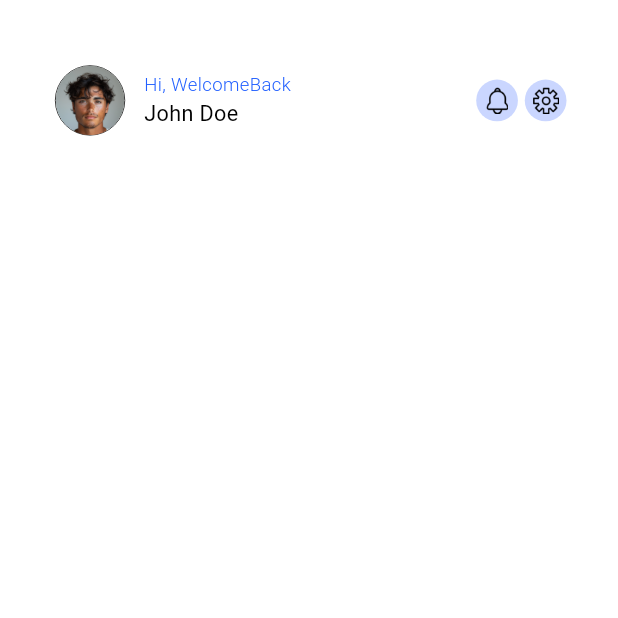
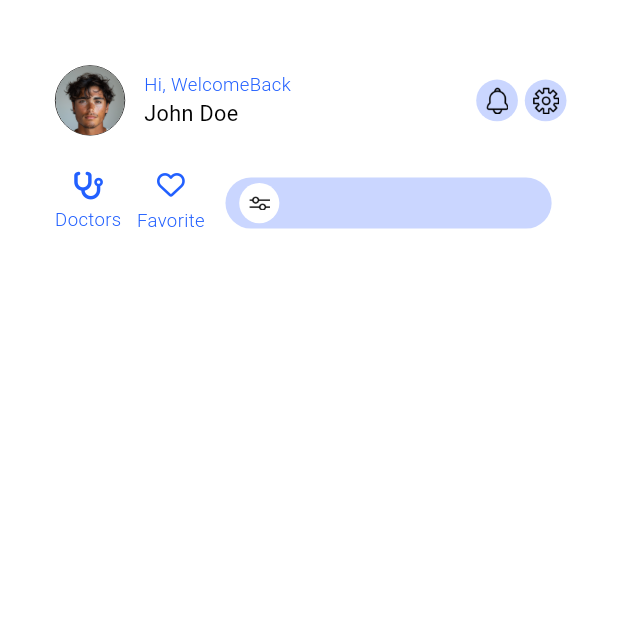
Before and after one commit to oBR1o/practice_skinfirst_ui, a Flutter app: the HomePage screen opened by its route, on a phone screen of 412 x 824 dp, the top half of it. Run offline on Flutter 3.47's test engine with Material 3 defaults, Android fonts, the light colour scheme and no system bars; our stand-ins replace flutter_screenutil, font_awesome_flutter, google_fonts.

Commit message:
feat: search bar for home page

```diff
--- a/skinfic_app/lib/screen/home_page.dart
+++ b/skinfic_app/lib/screen/home_page.dart
@@ -1,5 +1,6 @@
 import 'package:flutter/material.dart';
 import 'package:flutter_screenutil/flutter_screenutil.dart';
+import 'package:font_awesome_flutter/font_awesome_flutter.dart';
 import 'package:google_fonts/google_fonts.dart';
 // import 'package:skinfic_app/route/page_router.dart';
 
@@ -15,7 +16,9 @@ class HomePage extends StatelessWidget {
           children: [
             Padding(
               padding: EdgeInsets.only(top: 42.h, right: 30.w, left: 32.w),
-              child: Row(
+              child: Column(
+                children: [
+                  Row(
                     children: [
                       Container(
                         decoration: BoxDecoration(
@@ -89,6 +92,123 @@ class HomePage extends StatelessWidget {
                       ),
                     ],
                   ),
+                  SizedBox(height: 23.h),
+                  Row(
+                    children: [
+                      Center(
+                        child: Column(
+                          children: [
+                            FaIcon(
+                              FontAwesomeIcons.stethoscope,
+                              size: 18.r,
+                              color: const Color.fromARGB(255, 34, 96, 255),
+                            ),
+                            SizedBox(height: 4.h),
+                            Text(
+                              'Doctors',
+                              style: GoogleFonts.leagueSpartan(
+                                fontSize: 12.r,
+                                fontWeight: FontWeight.w300,
+                                color: const Color.fromARGB(255, 34, 96, 255),
+                              ),
+                            )
+                          ],
+                        ),
+                      ),
+                      SizedBox(width: 9.w),
+                      Center(
+                        child: Column(
+                          children: [
+                            FaIcon(
+                              FontAwesomeIcons.heart,
+                              size: 18.r,
+                              color: const Color.fromARGB(255, 34, 96, 255),
+                            ),
+                            SizedBox(height: 5.h),
+                            Text(
+                              'Favorite',
+                              style: GoogleFonts.leagueSpartan(
+                                fontSize: 12.r,
+                                fontWeight: FontWeight.w300,
+                                color: const Color.fromARGB(255, 34, 96, 255),
+                              ),
+                            ),
+                          ],
+                        ),
+                      ),
+                      SizedBox(width: 12.w),
+                      Container(
+                        width: 190.w,
+                        height: 33.h,
+                        decoration: BoxDecoration(
+                          borderRadius: BorderRadius.circular(23.r),
+                          color: const Color.fromARGB(255, 202, 214, 255),
+                        ),
+                        child: Row(
+                          children: [
+                            Padding(
+                              padding: EdgeInsets.only(
+                                  left: 8.w), // ระยะห่างซ้ายของ prefixIcon
+                              child: Container(
+                                width: 26.r,
+                                height: 26.r,
+                                decoration: const BoxDecoration(
+                                  color: Colors.white,
+                                  shape: BoxShape.circle,
+                                ),
+                                child: Center(
+                                  child: Image.asset(
+                                    'assets/icons/filter_icon.png',
+                                    width: 14.r,
+                                    height: 9.r,
+                                    fit: BoxFit.contain,
+                                  ),
+                                ),
+                              ),
+                            ),
+                            Expanded(
+                              child: TextField(
+                                style: GoogleFonts.leagueSpartan(
+                                  fontSize: 14.r,
+                                  fontWeight: FontWeight.w400,
+                                  color: const Color.fromARGB(255, 0, 0, 0),
+                                ),
+                                decoration: InputDecoration(
+                                  border: InputBorder.none,
+                                  focusedBorder: InputBorder.none,
+                                  enabledBorder: InputBorder.none,
+                                  isDense: true, // ลดความหนาแน่นของ TextField
+                                  contentPadding: EdgeInsets.symmetric(
+                                      vertical: 10.h, horizontal: 8.w),
+                                ),
+                              ),
+                            ),
+                            // Padding(
+                            //   padding: EdgeInsets.only(right: 8.w), // ระยะห่างขวาของ suffixIcon
+                            //   child: Container(
+                            //     width: 40.r,
+                            //     height: 40.r,
+                            //     decoration: BoxDecoration(
+                            //       color: Colors.white,
+                            //       shape: BoxShape.circle,
+                            //       border: Border.all(color: Colors.blue, width: 2),
+                            //     ),
+                            //     child: Center(
+                            //       child: Icon(
+                            //         Icons.search,
+                            //         size: 20.r,
+                            //         color: Colors.blue,
+                            //       ),
+                            //     ),
+                            //   ),
+                            // ),
+                          ],
+                        ),
+                      )
+                    ],
+                  ),
+                ],
+              ),
             ),
           ],
         ),
--- a/skinfic_app/pubspec.yaml
+++ b/skinfic_app/pubspec.yaml
@@ -38,6 +38,7 @@ dependencies:
   flutter_screenutil: ^5.9.3
   google_fonts: ^6.2.1
   flutter_native_splash: ^2.4.3
+  font_awesome_flutter: ^10.8.0
 
 dev_dependencies:
   flutter_test:
```
Also changed, not shown: skinfic_app/assets/icons/fav_icon.png (added), skinfic_app/assets/icons/filter_icon.png (added), skinfic_app/pubspec.lock. Lines whose indentation alone changed are shown as unchanged.
